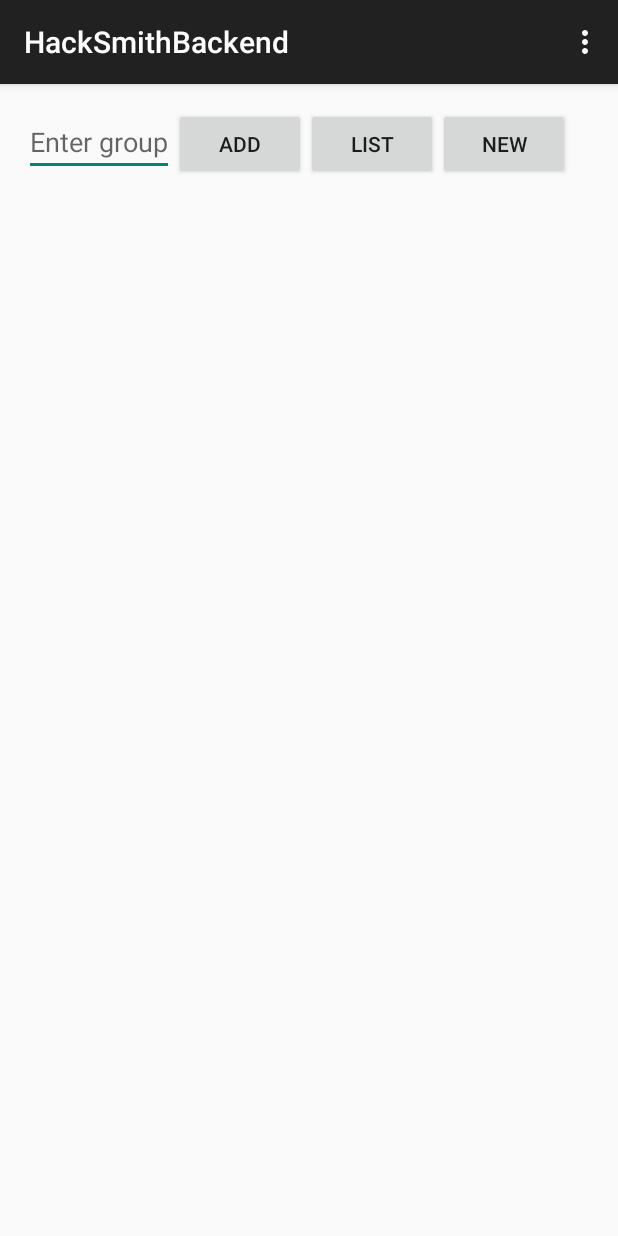
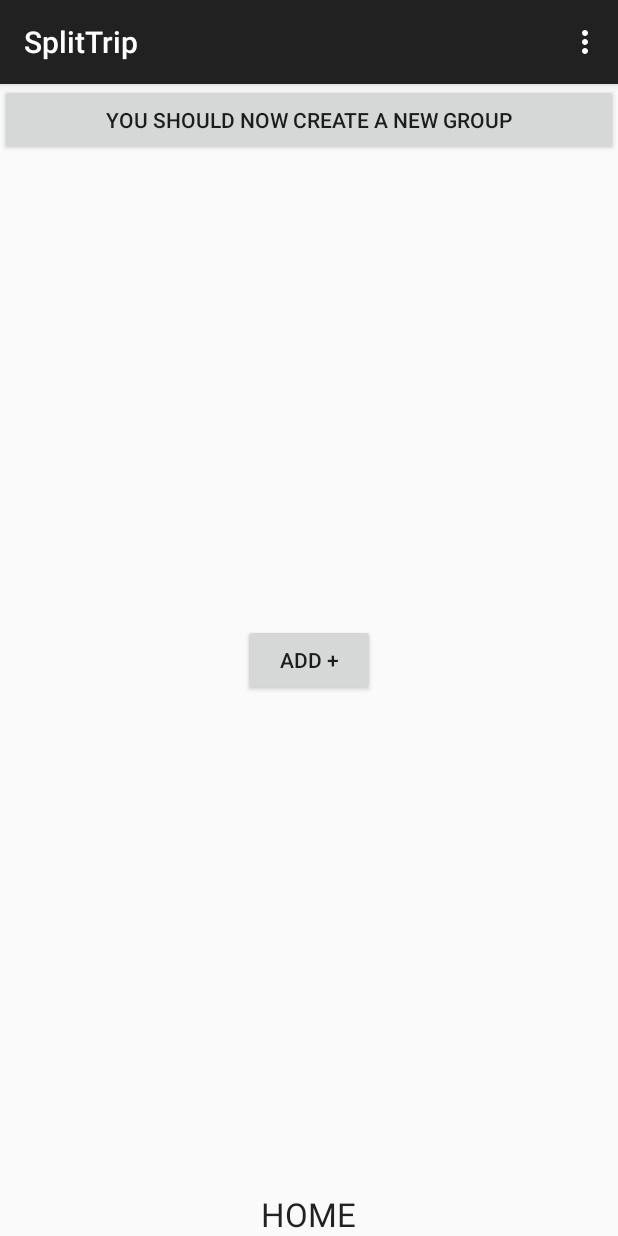
Before and after one commit to troyxiao/SplitTrip-HackSmith, an Android app: the screen it shows after launch (MainActivity), on a phone screen of 412 x 824 dp. Run offline under Robolectric (Android 15) with nearby library versions, the phone set to English and light mode, and no system bars.

Commit message:
did the home screen

```diff
--- a/app/src/main/AndroidManifest.xml
+++ b/app/src/main/AndroidManifest.xml
@@ -22,6 +22,12 @@
             android:label="@string/title_activity_transaction_list"
             android:parentActivityName=".MainActivity">
         </activity>
+        <activity
+            android:name=".AddNewGroupActivity"
+            android:label="Add New Group"
+            android:parentActivityName=".MainActivity">
+        </activity>
+
     </application>
 
 </manifest>
--- a/app/src/main/java/edu/amherst/fyang17/hacksmithbackend/MainActivity.java
+++ b/app/src/main/java/edu/amherst/fyang17/hacksmithbackend/MainActivity.java
@@ -7,7 +7,8 @@ import android.os.Bundle;
 import android.view.Menu;
 import android.view.MenuItem;
 import android.view.View;
-import android.widget.EditText;
+import android.widget.Button;
+import android.widget.RelativeLayout;
 
 import java.util.*;
 
@@ -19,39 +20,35 @@ public class MainActivity extends ActionBarActivity {
     protected void onCreate(Bundle savedInstanceState) {
         super.onCreate(savedInstanceState);
         setContentView(R.layout.activity_main);
+        Intent intent = getIntent();
+        String message = intent.getStringExtra(AddNewGroupActivity.EXTRA_MESSAGE);
+        if (message!=null){
+            SharedPreferences group = getSharedPreferences(PREFS_NAME,0);
+            SharedPreferences.Editor editor = group.edit();
+            editor.putString("groupName",message);
+            editor.commit();
+        }
         SharedPreferences group = getSharedPreferences(PREFS_NAME,0);
-        String groupName = group.getString("groupName","not_initiated");
-        System.out.println(groupName);
+        String groupName = group.getString("groupName","You should now create a new group");
+        Button myButton = new Button(this);
+        myButton.setText(groupName);
+        RelativeLayout ll = (RelativeLayout) findViewById(R.id.relative_layout_id);
+        RelativeLayout.LayoutParams lp = new RelativeLayout.LayoutParams(RelativeLayout.LayoutParams.MATCH_PARENT, RelativeLayout.LayoutParams.WRAP_CONTENT);
+        ll.addView(myButton, lp);
+        myButton.setOnClickListener(new View.OnClickListener(){
+            public void onClick(View v){
+                Intent intent = new Intent(MainActivity.this,TransactionList.class);
+                startActivity(intent);
+            }
+        });
     }
 
-    public void newGroup(View view){
-        EditText editText = (EditText) findViewById(R.id.new_group);
-        String groupName = editText.getText().toString();
-        SharedPreferences group = getSharedPreferences(PREFS_NAME,0);
-        SharedPreferences.Editor editor = group.edit();
-        editor.putString("groupName",groupName);
-        editor.commit();
-        makePeople(view);
-        initializeTable(view);
+    public void addGroup(View view){
+        Intent intent = new Intent(this, AddNewGroupActivity.class);
+        startActivity(intent);
+
     }
 
-    public void makePeople(View view){
-        String[] list = {"Hui Xu","Fanhao Yang","Sally Yuen","Angelina Guan"};
-        ImportantFunctions.buildPersonList(list);
-        List<Persons> people = Persons.listAll(Persons.class);
-        for (int i=0;i<people.size();i++){
-            System.out.println(people.get(i).name);
-        }
-    }
-
-    public void initializeTable(View view){
-        ImportantFunctions.buildRelationTable();
-        //List<Persons> a = Persons.find(Persons.class,"name=?","Angelina");
-        //List<RelationTable> b = RelationTable.find(RelationTable.class,"p1=?",a.get(0).name);
-        //for (int i=0;i<b.size();i++){
-        //    System.out.println(b.get(i).p2+" owes "+b.get(i).p1+" "+b.get(i).amount+" dollars");
-        //}
-    }
 
     public void addEntry(View view){
         String payees = "Angelina Guan,Hui Xu,Fanhao Yang,Sally Yuen";
--- a/app/src/main/res/layout/activity_main.xml
+++ b/app/src/main/res/layout/activity_main.xml
@@ -1,30 +1,29 @@
-<LinearLayout xmlns:android="http://schemas.android.com/apk/res/android"
-    xmlns:tools="http://schemas.android.com/tools" android:layout_width="match_parent"
-    android:layout_height="match_parent" android:paddingLeft="@dimen/activity_horizontal_margin"
-    android:paddingRight="@dimen/activity_horizontal_margin"
-    android:paddingTop="@dimen/activity_vertical_margin"
-    android:paddingBottom="@dimen/activity_vertical_margin" tools:context=".MainActivity">
-
-    <EditText
-        android:layout_width="wrap_content"
-        android:layout_height="wrap_content"
-        android:hint="Enter group"
-        android:id="@+id/new_group"/>
+<RelativeLayout xmlns:android="http://schemas.android.com/apk/res/android"
+    xmlns:tools="http://schemas.android.com/tools"
+    android:id="@+id/relative_layout_id"
+    android:layout_width="match_parent"
+    android:layout_height="match_parent"
+    android:orientation="horizontal" >
 
     <Button
         android:layout_width="wrap_content"
         android:layout_height="wrap_content"
-        android:text="Add"
-        android:onClick="addEntry"/>
-    <Button
+
+        android:text="@string/button_add"
+        android:onClick="addGroup"
+        android:id="@+id/button"
+        android:layout_centerVertical="true"
+        android:layout_centerHorizontal="true" />
+
+    <TextView
         android:layout_width="wrap_content"
         android:layout_height="wrap_content"
-        android:text="list"
-        android:onClick="showList"/>
-    <Button
-        android:layout_width="wrap_content"
-        android:layout_height="wrap_content"
-        android:text="new"
-        android:onClick="newGroup"/>
+        android:textAppearance="?android:attr/textAppearanceLarge"
+        android:text="HOME"
+        android:id="@+id/textView"
+        android:singleLine="false"
+        android:layout_alignParentBottom="true"
+        android:layout_centerHorizontal="true" />
 
-</LinearLayout>
+
+</RelativeLayout>
```
Also changed, not shown: app/src/main/java/edu/amherst/fyang17/hacksmithbackend/AddNewGroupActivity.java (added, +72 -0 lines), app/src/main/res/layout/activity_add_new_group.xml (added, +56 -0 lines), app/src/main/res/menu/menu_add_new_group.xml (added, +7 -0 lines), app/src/main/res/values/strings.xml (+9 -2 lines).
